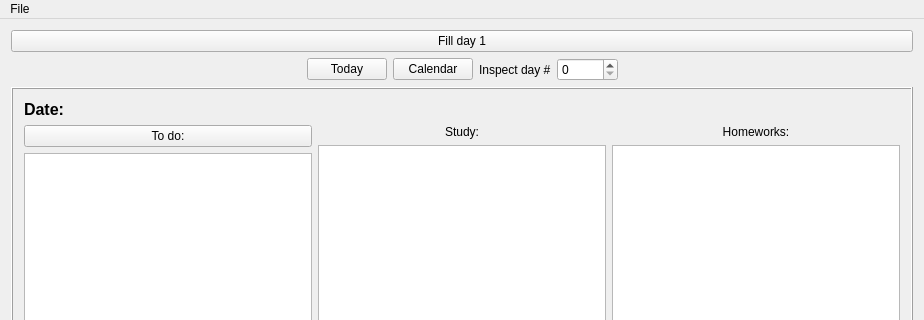
Above: planner/mainwindow.ui from kiramor/planner before the change; both pictures show x 0 to 924 and y 0 to 320 of the 924 by 679 pixel window. Below: the same form after it.
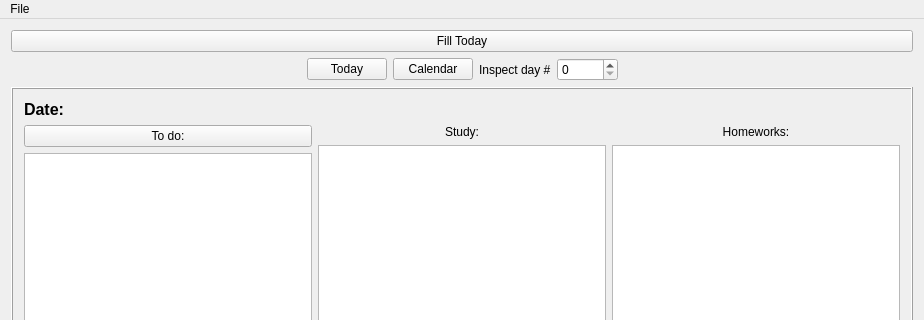
That is the form after the change.

Patch:
```diff
--- a/planner/mainwindow.ui
+++ b/planner/mainwindow.ui
@@ -18,7 +18,7 @@
     <item>
      <widget class="QPushButton" name="pbTest1">
       <property name="text">
-       <string>Fill day 1</string>
+       <string>Fill Today</string>
       </property>
      </widget>
     </item>
```
Left out of the diff: 2 changed lines with no effect on the pictures.
